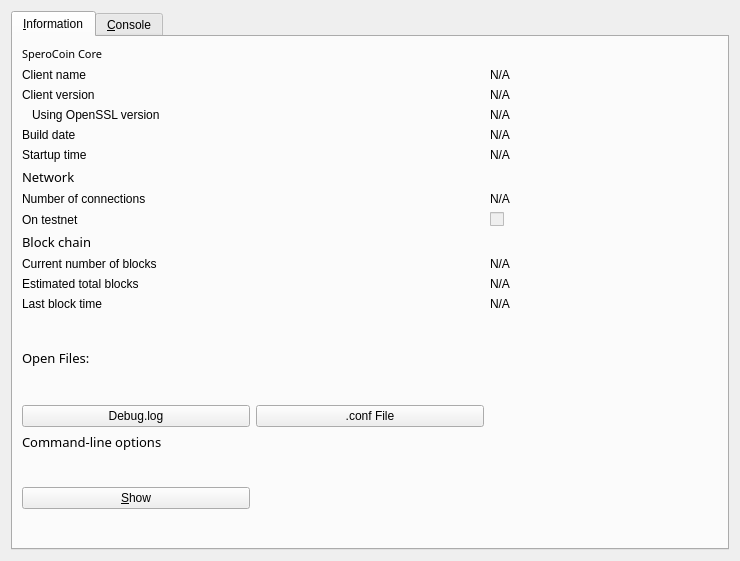
First picture: the form in src/qt/forms/rpcconsole.ui, repository LightBurdenOfficial/SperoCoin_Android, before the edit.
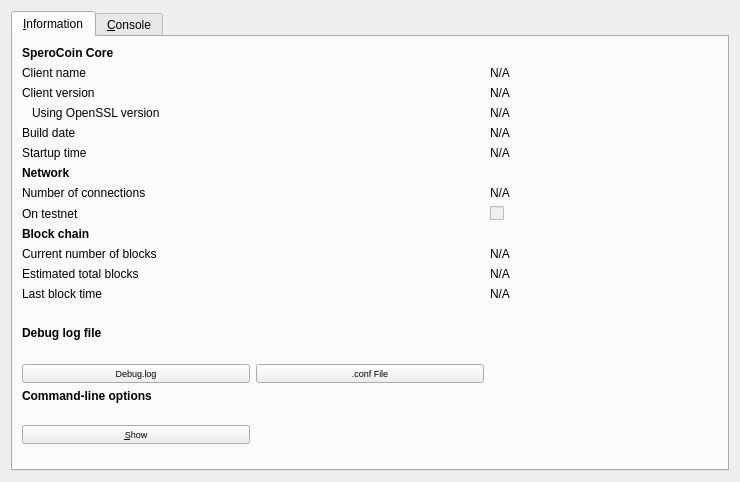
Second picture: the form after the edit. Icons and pictures are not drawn.

```diff
--- a/src/qt/forms/rpcconsole.ui
+++ b/src/qt/forms/rpcconsole.ui
@@ -7,21 +7,15 @@
     <x>0</x>
     <y>0</y>
     <width>740</width>
-    <height>561</height>
+    <height>482</height>
    </rect>
   </property>
   <property name="windowTitle">
    <string>SperoCoin - Debug window</string>
   </property>
-  <property name="styleSheet">
-   <string notr="true">font: 75 10pt &quot;Century Gothic&quot;;</string>
-  </property>
   <layout class="QVBoxLayout" name="verticalLayout_2">
    <item>
     <widget class="QTabWidget" name="tabWidget">
-     <property name="styleSheet">
-      <string notr="true">font: 75 8pt &quot;Century Gothic&quot;;</string>
-     </property>
      <property name="currentIndex">
       <number>0</number>
      </property>
@@ -34,11 +28,9 @@
         <widget class="QLabel" name="label_9">
          <property name="font">
           <font>
-           <family>Century Gothic</family>
-           <pointsize>8</pointsize>
-           <weight>9</weight>
-           <italic>false</italic>
-           <bold>false</bold>
+           <pointsize>9</pointsize>
+           <weight>75</weight>
+           <bold>true</bold>
           </font>
          </property>
          <property name="text">
@@ -48,8 +40,10 @@
        </item>
        <item row="1" column="0">
         <widget class="QLabel" name="label_5">
-         <property name="styleSheet">
-          <string notr="true">font: 75 10pt &quot;Century Gothic&quot;;</string>
+         <property name="font">
+          <font>
+           <pointsize>9</pointsize>
+          </font>
          </property>
          <property name="text">
           <string>Client name</string>
@@ -58,12 +52,14 @@
        </item>
        <item row="1" column="2">
         <widget class="QLabel" name="clientName">
+         <property name="font">
+          <font>
+           <pointsize>9</pointsize>
+          </font>
+         </property>
          <property name="cursor">
           <cursorShape>IBeamCursor</cursorShape>
          </property>
-         <property name="styleSheet">
-          <string notr="true">font: 75 8pt &quot;Century Gothic&quot;;</string>
-         </property>
          <property name="text">
           <string>N/A</string>
          </property>
@@ -77,8 +73,10 @@
        </item>
        <item row="2" column="0">
         <widget class="QLabel" name="label_6">
-         <property name="styleSheet">
-          <string notr="true">font: 75 10pt &quot;Century Gothic&quot;;</string>
+         <property name="font">
+          <font>
+           <pointsize>9</pointsize>
+          </font>
          </property>
          <property name="text">
           <string>Client version</string>
@@ -87,12 +85,14 @@
        </item>
        <item row="2" column="2">
         <widget class="QLabel" name="clientVersion">
+         <property name="font">
+          <font>
+           <pointsize>9</pointsize>
+          </font>
+         </property>
          <property name="cursor">
           <cursorShape>IBeamCursor</cursorShape>
          </property>
-         <property name="styleSheet">
-          <string notr="true">font: 75 8pt &quot;Century Gothic&quot;;</string>
-         </property>
          <property name="text">
           <string>N/A</string>
          </property>
@@ -106,8 +106,10 @@
        </item>
        <item row="3" column="0" colspan="2">
         <widget class="QLabel" name="label_14">
-         <property name="styleSheet">
-          <string notr="true">font: 75 10pt &quot;Century Gothic&quot;;</string>
+         <property name="font">
+          <font>
+           <pointsize>9</pointsize>
+          </font>
          </property>
          <property name="text">
           <string>Using OpenSSL version</string>
@@ -119,12 +121,14 @@
        </item>
        <item row="3" column="2">
         <widget class="QLabel" name="openSSLVersion">
+         <property name="font">
+          <font>
+           <pointsize>9</pointsize>
+          </font>
+         </property>
          <property name="cursor">
           <cursorShape>IBeamCursor</cursorShape>
          </property>
-         <property name="styleSheet">
-          <string notr="true">font: 75 8pt &quot;Century Gothic&quot;;</string>
-         </property>
          <property name="text">
           <string>N/A</string>
          </property>
@@ -138,8 +142,10 @@
        </item>
        <item row="4" column="0">
         <widget class="QLabel" name="label_12">
-         <property name="styleSheet">
-          <string notr="true">font: 75 10pt &quot;Century Gothic&quot;;</string>
+         <property name="font">
+          <font>
+           <pointsize>9</pointsize>
+          </font>
          </property>
          <property name="text">
           <string>Build date</string>
@@ -148,12 +154,14 @@
        </item>
        <item row="4" column="2">
         <widget class="QLabel" name="buildDate">
+         <property name="font">
+          <font>
+           <pointsize>9</pointsize>
+          </font>
+         </property>
          <property name="cursor">
           <cursorShape>IBeamCursor</cursorShape>
          </property>
-         <property name="styleSheet">
-          <string notr="true">font: 75 8pt &quot;Century Gothic&quot;;</string>
-         </property>
          <property name="text">
           <string>N/A</string>
          </property>
@@ -167,8 +175,10 @@
        </item>
        <item row="5" column="0">
         <widget class="QLabel" name="label_13">
-         <property name="styleSheet">
-          <string notr="true">font: 75 10pt &quot;Century Gothic&quot;;</string>
+         <property name="font">
+          <font>
+           <pointsize>9</pointsize>
+          </font>
          </property>
          <property name="text">
           <string>Startup time</string>
@@ -177,12 +187,14 @@
        </item>
        <item row="5" column="2">
         <widget class="QLabel" name="startupTime">
+         <property name="font">
+          <font>
+           <pointsize>9</pointsize>
+          </font>
+         </property>
          <property name="cursor">
           <cursorShape>IBeamCursor</cursorShape>
          </property>
-         <property name="styleSheet">
-          <string notr="true">font: 75 8pt &quot;Century Gothic&quot;;</string>
-         </property>
          <property name="text">
           <string>N/A</string>
          </property>
@@ -198,16 +210,11 @@
         <widget class="QLabel" name="label_11">
          <property name="font">
           <font>
-           <family>Century Gothic</family>
-           <pointsize>10</pointsize>
-           <weight>9</weight>
-           <italic>false</italic>
-           <bold>false</bold>
+           <pointsize>9</pointsize>
+           <weight>75</weight>
+           <bold>true</bold>
           </font>
          </property>
-         <property name="styleSheet">
-          <string notr="true">font: 75 10pt &quot;Century Gothic&quot;;</string>
-         </property>
          <property name="text">
           <string>Network</string>
          </property>
@@ -215,8 +222,10 @@
        </item>
        <item row="7" column="0">
         <widget class="QLabel" name="label_7">
-         <property name="styleSheet">
-          <string notr="true">font: 75 10pt &quot;Century Gothic&quot;;</string>
+         <property name="font">
+          <font>
+           <pointsize>9</pointsize>
+          </font>
          </property>
          <property name="text">
           <string>Number of connections</string>
@@ -225,12 +234,14 @@
        </item>
        <item row="7" column="2">
         <widget class="QLabel" name="numberOfConnections">
+         <property name="font">
+          <font>
+           <pointsize>9</pointsize>
+          </font>
+         </property>
          <property name="cursor">
           <cursorShape>IBeamCursor</cursorShape>
          </property>
-         <property name="styleSheet">
-          <string notr="true">font: 75 8pt &quot;Century Gothic&quot;;</string>
-         </property>
          <property name="text">
           <string>N/A</string>
          </property>
@@ -244,8 +255,10 @@
        </item>
        <item row="8" column="0">
         <widget class="QLabel" name="label_8">
-         <property name="styleSheet">
-          <string notr="true">font: 75 10pt &quot;Century Gothic&quot;;</string>
+         <property name="font">
+          <font>
+           <pointsize>9</pointsize>
+          </font>
          </property>
          <property name="text">
           <string>On testnet</string>
@@ -257,14 +270,10 @@
          <property name="enabled">
           <bool>false</bool>
          </property>
-         <property name="sizePolicy">
-          <sizepolicy hsizetype="Minimum" vsizetype="Minimum">
-           <horstretch>0</horstretch>
-           <verstretch>0</verstretch>
-          </sizepolicy>
-         </property>
-         <property name="styleSheet">
-          <string notr="true">font: 75 8pt &quot;Century Gothic&quot;;</string>
+         <property name="font">
+          <font>
+           <pointsize>9</pointsize>
+          </font>
          </property>
          <property name="text">
           <string/>
@@ -275,16 +284,11 @@
         <widget class="QLabel" name="label_10">
          <property name="font">
           <font>
-           <family>Century Gothic</family>
-           <pointsize>10</pointsize>
-           <weight>9</weight>
-           <italic>false</italic>
-           <bold>false</bold>
+           <pointsize>9</pointsize>
+           <weight>75</weight>
+           <bold>true</bold>
           </font>
          </property>
-         <property name="styleSheet">
-          <string notr="true">font: 75 10pt &quot;Century Gothic&quot;;</string>
-         </property>
          <property name="text">
           <string>Block chain</string>
          </property>
@@ -292,8 +296,10 @@
        </item>
        <item row="10" column="0" colspan="2">
         <widget class="QLabel" name="label_3">
-         <property name="styleSheet">
-          <string notr="true">font: 75 10pt &quot;Century Gothic&quot;;</string>
+         <property name="font">
+          <font>
+           <pointsize>9</pointsize>
+          </font>
          </property>
          <property name="text">
           <string>Current number of blocks</string>
@@ -302,12 +308,14 @@
        </item>
        <item row="10" column="2">
         <widget class="QLabel" name="numberOfBlocks">
+         <property name="font">
+          <font>
+           <pointsize>9</pointsize>
+          </font>
+         </property>
          <property name="cursor">
           <cursorShape>IBeamCursor</cursorShape>
          </property>
-         <property name="styleSheet">
-          <string notr="true">font: 75 8pt &quot;Century Gothic&quot;;</string>
-         </property>
          <property name="text">
           <string>N/A</string>
          </property>
@@ -321,8 +329,10 @@
        </item>
        <item row="11" column="0">
         <widget class="QLabel" name="label_4">
-         <property name="styleSheet">
-          <string notr="true">font: 75 10pt &quot;Century Gothic&quot;;</string>
+         <property name="font">
+          <font>
+           <pointsize>9</pointsize>
+          </font>
          </property>
          <property name="text">
           <string>Estimated total blocks</string>
@@ -331,12 +341,14 @@
        </item>
        <item row="11" column="2">
         <widget class="QLabel" name="totalBlocks">
+         <property name="font">
+          <font>
+           <pointsize>9</pointsize>
+          </font>
+         </property>
          <property name="cursor">
           <cursorShape>IBeamCursor</cursorShape>
          </property>
-         <property name="styleSheet">
-          <string notr="true">font: 75 8pt &quot;Century Gothic&quot;;</string>
-         </property>
          <property name="text">
           <string>N/A</string>
          </property>
@@ -350,8 +362,10 @@
        </item>
        <item row="12" column="0">
         <widget class="QLabel" name="label_2">
-         <property name="styleSheet">
-          <string notr="true">font: 75 10pt &quot;Century Gothic&quot;;</string>
+         <property name="font">
+          <font>
+           <pointsize>9</pointsize>
+          </font>
          </property>
          <property name="text">
           <string>Last block time</string>
@@ -360,12 +374,14 @@
        </item>
        <item row="12" column="2">
         <widget class="QLabel" name="lastBlockTime">
+         <property name="font">
+          <font>
+           <pointsize>9</pointsize>
+          </font>
+         </property>
          <property name="cursor">
           <cursorShape>IBeamCursor</cursorShape>
          </property>
-         <property name="styleSheet">
-          <string notr="true">font: 75 8pt &quot;Century Gothic&quot;;</string>
-         </property>
          <property name="text">
           <string>N/A</string>
          </property>
@@ -381,18 +397,13 @@
         <widget class="QLabel" name="labelDebugLogfile">
          <property name="font">
           <font>
-           <family>Century Gothic</family>
-           <pointsize>10</pointsize>
-           <weight>9</weight>
-           <italic>false</italic>
-           <bold>false</bold>
+           <pointsize>9</pointsize>
+           <weight>75</weight>
+           <bold>true</bold>
           </font>
          </property>
-         <property name="styleSheet">
-          <string notr="true">font: 75 10pt &quot;Century Gothic&quot;;</string>
-         </property>
          <property name="text">
-          <string>Open Files:</string>
+          <string>Debug log file</string>
          </property>
         </widget>
        </item>
@@ -416,6 +427,11 @@
            <property name="enabled">
             <bool>true</bool>
            </property>
+           <property name="font">
+            <font>
+             <pointsize>7</pointsize>
+            </font>
+           </property>
            <property name="toolTip">
             <string>Open the idealcash debug log file from the current data directory. This can take a few seconds for large log files.</string>
            </property>
@@ -429,6 +445,11 @@
          </item>
          <item row="0" column="1">
           <widget class="QPushButton" name="openConfigurationfileButton">
+           <property name="font">
+            <font>
+             <pointsize>7</pointsize>
+            </font>
+           </property>
            <property name="toolTip">
             <string>Open the idealcash configuration file from the current data directory.</string>
            </property>
@@ -446,16 +467,10 @@
         <widget class="QLabel" name="labelCLOptions">
          <property name="font">
           <font>
-           <family>Century Gothic</family>
-           <pointsize>10</pointsize>
-           <weight>9</weight>
-           <italic>false</italic>
-           <bold>false</bold>
+           <weight>75</weight>
+           <bold>true</bold>
           </font>
          </property>
-         <property name="styleSheet">
-          <string notr="true">font: 75 10pt &quot;Century Gothic&quot;;</string>
-         </property>
          <property name="text">
           <string>Command-line options</string>
          </property>
@@ -463,12 +478,20 @@
        </item>
        <item row="16" column="0">
         <widget class="QPushButton" name="showCLOptionsButton">
+         <property name="sizePolicy">
+          <sizepolicy hsizetype="Minimum" vsizetype="Fixed">
+           <horstretch>0</horstretch>
+           <verstretch>0</verstretch>
+          </sizepolicy>
+         </property>
+         <property name="font">
+          <font>
+           <pointsize>7</pointsize>
+          </font>
+         </property>
          <property name="toolTip">
           <string>Show the SperoCoin-Qt help message to get a list with possible SperoCoin command-line options.</string>
          </property>
-         <property name="styleSheet">
-          <string notr="true">font: 75 8pt &quot;Century Gothic&quot;;</string>
-         </property>
          <property name="text">
           <string>&amp;Show</string>
          </property>
```
Left out of the diff: 16 changed lines with no effect on the pictures.
